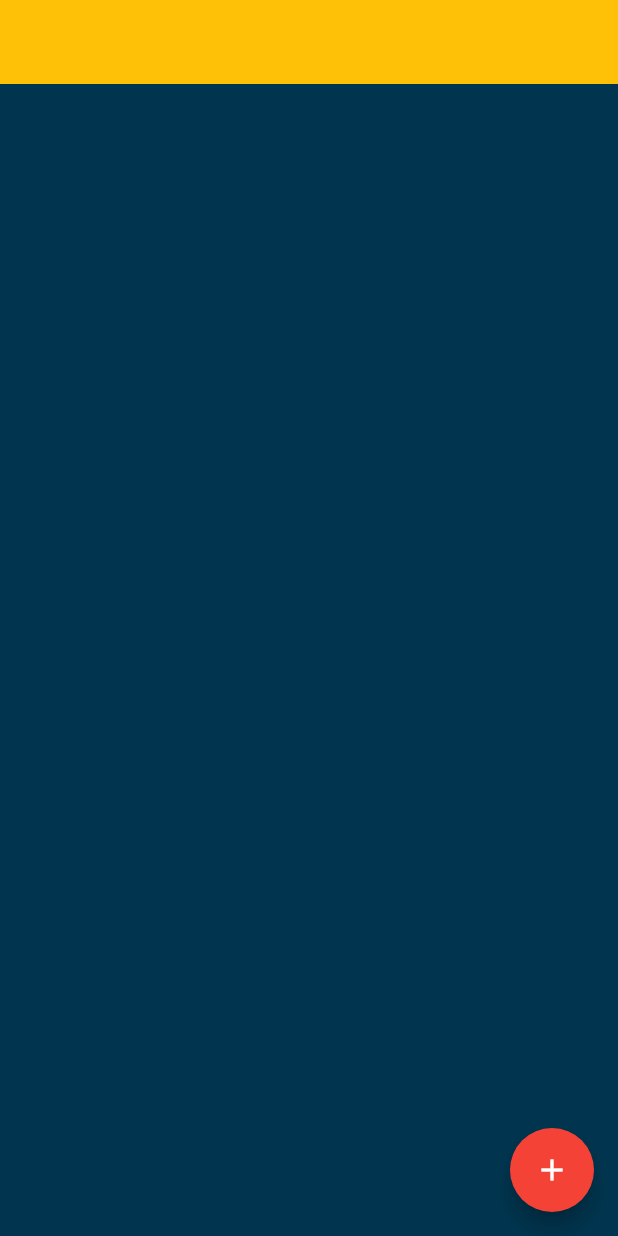
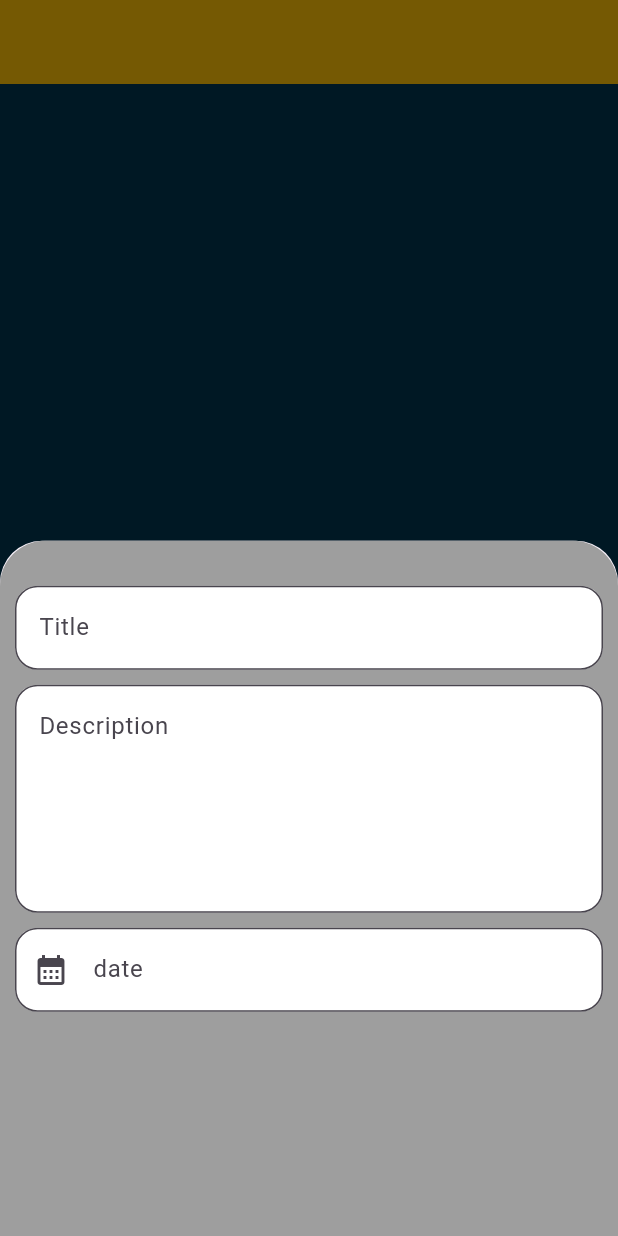
Before and after one commit to sharonRodrigues2255/todoApp, a Flutter app: the screen it shows after launch, after a tap on the "add" icon, on a phone screen of 412 x 824 dp. Run offline on Flutter 3.47's test engine with Material 2 defaults, Android fonts, the phone set to English and light mode, and no system bars.

Commit message:
date time done

```diff
--- /dev/null
+++ b/lib/utils/colors.dart
@@ -0,0 +1,6 @@
+import 'package:flutter/material.dart';
+
+class ColorContants {
+  static final bottomSheetColor = Colors.grey;
+  static final backgroundColor = Color.fromARGB(255, 1, 53, 79);
+}
--- /dev/null
+++ b/lib/utils/contants.dart
@@ -0,0 +1,16 @@
+import 'package:flutter/material.dart';
+
+final kwidth10 = SizedBox(
+  width: 10,
+);
+final kwidth20 = SizedBox(
+  width: 20,
+);
+
+final kheight10 = SizedBox(
+  height: 10,
+);
+
+final kheight20 = SizedBox(
+  height: 20,
+);
--- a/lib/view/homescreen/home_screen.dart
+++ b/lib/view/homescreen/home_screen.dart
@@ -1,4 +1,6 @@
 import 'package:flutter/material.dart';
+import 'package:todoapp/utils/colors.dart';
+import 'package:todoapp/view/homescreen/widgets/bottom_sheet.dart';
 
 class HomeScreen extends StatelessWidget {
   const HomeScreen({super.key});
@@ -9,9 +11,11 @@ class HomeScreen extends StatelessWidget {
       appBar: AppBar(
         backgroundColor: Colors.amber,
       ),
-      backgroundColor: Color.fromARGB(255, 1, 53, 79),
+      backgroundColor: ColorContants.backgroundColor,
       floatingActionButton: FloatingActionButton(
-        onPressed: () {},
+        onPressed: () {
+          showBottomSheet(context);
+        },
         backgroundColor: Colors.red,
         child: Icon(
           Icons.add,
@@ -22,3 +26,17 @@ class HomeScreen extends StatelessWidget {
     );
   }
 }
+
+showBottomSheet(BuildContext context) {
+  TextEditingController titlleController = TextEditingController();
+  TextEditingController descriptioncontroller = TextEditingController();
+  TextEditingController dateController = TextEditingController();
+  return showModalBottomSheet(
+      context: context,
+      builder: (context) {
+        return BottomSheetWidget(
+            titlleController: titlleController,
+            descriptioncontroller: descriptioncontroller,
+            dateController: dateController);
+      });
+}
--- /dev/null
+++ b/lib/view/homescreen/widgets/bottom_sheet.dart
@@ -0,0 +1,90 @@
+import 'package:flutter/material.dart';
+import 'package:todoapp/utils/colors.dart';
+import 'package:todoapp/utils/contants.dart';
+
+class BottomSheetWidget extends StatefulWidget {
+  const BottomSheetWidget({
+    super.key,
+    required this.titlleController,
+    required this.descriptioncontroller,
+    required this.dateController,
+  });
+
+  final TextEditingController titlleController;
+  final TextEditingController descriptioncontroller;
+  final TextEditingController dateController;
+
+  @override
+  State<BottomSheetWidget> createState() => _BottomSheetWidgetState();
+}
+
+class _BottomSheetWidgetState extends State<BottomSheetWidget> {
+  @override
+  Widget build(BuildContext context) {
+    DateTime selectedDate;
+    bool isSelected = false;
+    return Container(
+      decoration: BoxDecoration(
+          color: ColorContants.bottomSheetColor,
+          borderRadius: BorderRadius.only(
+              topRight: Radius.circular(30), topLeft: Radius.circular(30))),
+      child: Padding(
+        padding: const EdgeInsets.all(10.0),
+        child: Column(
+          children: [
+            kheight20,
+            TextFormField(
+              controller: widget.titlleController,
+              decoration: InputDecoration(
+                  hintText: "Title",
+                  fillColor: Colors.white,
+                  filled: true,
+                  border: OutlineInputBorder(
+                      borderRadius: BorderRadius.circular(15))),
+            ),
+            kheight10,
+            TextFormField(
+              controller: widget.descriptioncontroller,
+              maxLines: 5,
+              decoration: InputDecoration(
+                  hintText: "Description",
+                  fillColor: Colors.white,
+                  filled: true,
+                  border: OutlineInputBorder(
+                      borderRadius: BorderRadius.circular(15))),
+            ),
+            kheight10,
+            TextFormField(
+              controller: widget.dateController,
+              readOnly: true,
+              decoration: InputDecoration(
+                  prefixIcon: InkWell(
+                      onTap: () async {
+                        DateTime? pickedDate = await showDatePicker(
+                            context: context,
+                            initialDate: DateTime.now(),
+                            firstDate: DateTime.now(),
+                            lastDate: DateTime.now().add(Duration(days: 120)));
+
+                        if (pickedDate != null) {
+                          setState(() {
+                            final year = pickedDate.year;
+                            final month = pickedDate.month;
+                            final day = pickedDate.day;
+                            widget.dateController.text = "$year-$month-$day";
+                          });
+                        }
+                      },
+                      child: Icon(Icons.calendar_month)),
+                  hintText: "date",
+                  fillColor: Colors.white,
+                  filled: true,
+                  border: OutlineInputBorder(
+                      borderRadius: BorderRadius.circular(15))),
+            ),
+          ],
+        ),
+      ),
+    );
+  }
+}
```
